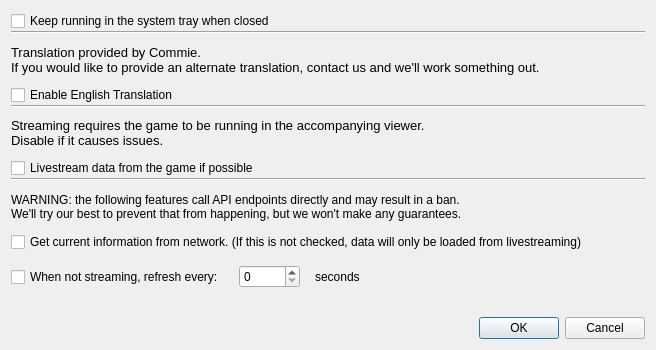
This is KCSettingsDialog.ui in KanColleTool/kct-tool as Qt 5 draws it before an edit. The edited form follows.
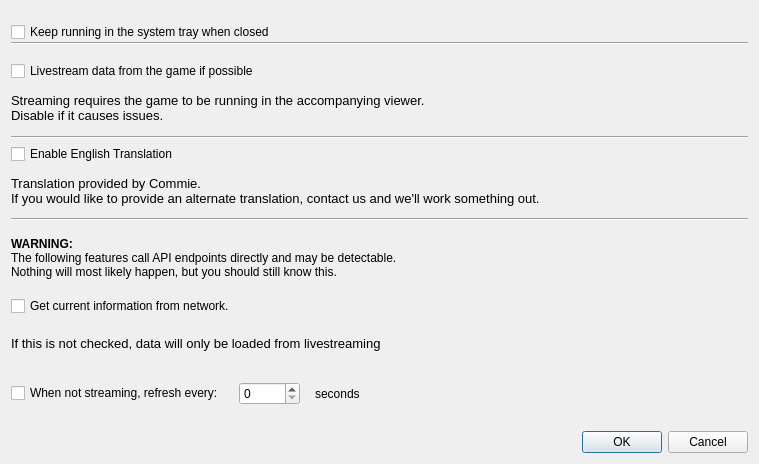
This is the edited form.

Commit message: More consistent settings UI, please

Patch:
```diff
--- a/KCSettingsDialog.ui
+++ b/KCSettingsDialog.ui
@@ -9,8 +9,8 @@
    <rect>
     <x>0</x>
     <y>0</y>
-    <width>656</width>
-    <height>350</height>
+    <width>759</width>
+    <height>464</height>
    </rect>
   </property>
   <property name="windowTitle">
@@ -54,6 +54,50 @@
           </property>
          </widget>
         </item>
+       </layout>
+      </item>
+     </layout>
+    </widget>
+   </item>
+   <item>
+    <widget class="QCheckBox" name="livestreamCheckbox">
+     <property name="text">
+      <string>Livestream data from the game if possible</string>
+     </property>
+    </widget>
+   </item>
+   <item>
+    <widget class="QLabel" name="label_2">
+     <property name="font">
+      <font>
+       <pointsize>10</pointsize>
+      </font>
+     </property>
+     <property name="text">
+      <string>Streaming requires the game to be running in the accompanying viewer.&lt;br /&gt;Disable if it causes issues.</string>
+     </property>
+     <property name="alignment">
+      <set>Qt::AlignLeading|Qt::AlignLeft|Qt::AlignVCenter</set>
+     </property>
+     <property name="wordWrap">
+      <bool>false</bool>
+     </property>
+    </widget>
+   </item>
+   <item>
+    <widget class="Line" name="line_2">
+     <property name="orientation">
+      <enum>Qt::Horizontal</enum>
+     </property>
+    </widget>
+   </item>
+   <item>
+    <widget class="QCheckBox" name="translationCheckbox">
+     <property name="text">
+      <string>Enable English Translation</string>
+     </property>
+    </widget>
+   </item>
         <item>
          <widget class="QLabel" name="label">
           <property name="font">
@@ -72,45 +116,6 @@
           </property>
          </widget>
         </item>
-        <item>
-         <widget class="QCheckBox" name="translationCheckbox">
-          <property name="text">
-           <string>Enable English Translation</string>
-          </property>
-         </widget>
-        </item>
-        <item>
-         <widget class="Line" name="line_2">
-          <property name="orientation">
-           <enum>Qt::Horizontal</enum>
-          </property>
-         </widget>
-        </item>
-        <item>
-         <widget class="QLabel" name="label_2">
-          <property name="font">
-           <font>
-            <pointsize>10</pointsize>
-           </font>
-          </property>
-          <property name="text">
-           <string>Streaming requires the game to be running in the accompanying viewer.&lt;br /&gt;Disable if it causes issues.</string>
-          </property>
-          <property name="alignment">
-           <set>Qt::AlignLeading|Qt::AlignLeft|Qt::AlignVCenter</set>
-          </property>
-          <property name="wordWrap">
-           <bool>false</bool>
-          </property>
-         </widget>
-        </item>
-        <item>
-         <widget class="QCheckBox" name="livestreamCheckbox">
-          <property name="text">
-           <string>Livestream data from the game if possible</string>
-          </property>
-         </widget>
-        </item>
         <item>
          <widget class="Line" name="line_3">
           <property name="orientation">
@@ -118,18 +123,63 @@
           </property>
          </widget>
         </item>
+   <item>
+    <spacer name="verticalSpacer">
+     <property name="orientation">
+      <enum>Qt::Vertical</enum>
+     </property>
+     <property name="sizeType">
+      <enum>QSizePolicy::Preferred</enum>
+     </property>
+     <property name="sizeHint" stdset="0">
+      <size>
+       <width>20</width>
+       <height>10</height>
+      </size>
+     </property>
+    </spacer>
+   </item>
         <item>
          <widget class="QLabel" name="label_4">
           <property name="text">
-           <string>WARNING: the following features call API endpoints directly and may result in a ban.
-We'll try our best to prevent that from happening, but we won't make any guarantees.</string>
+      <string>&lt;strong&gt;WARNING:&lt;/strong&gt;&lt;br /&gt;
+The following features call API endpoints directly and may be detectable.&lt;br /&gt;
+Nothing will most likely happen, but you should still know this.</string>
           </property>
          </widget>
         </item>
+   <item>
+    <spacer name="verticalSpacer_3">
+     <property name="orientation">
+      <enum>Qt::Vertical</enum>
+     </property>
+     <property name="sizeType">
+      <enum>QSizePolicy::Preferred</enum>
+     </property>
+     <property name="sizeHint" stdset="0">
+      <size>
+       <width>20</width>
+       <height>10</height>
+      </size>
+     </property>
+    </spacer>
+   </item>
         <item>
          <widget class="QCheckBox" name="useNetworkCheckbox">
           <property name="text">
-           <string>Get current information from network. (If this is not checked, data will only be loaded from livestreaming)</string>
+      <string>Get current information from network.</string>
+     </property>
+    </widget>
+   </item>
+   <item>
+    <widget class="QLabel" name="label_5">
+     <property name="font">
+      <font>
+       <pointsize>10</pointsize>
+      </font>
+     </property>
+     <property name="text">
+      <string>If this is not checked, data will only be loaded from livestreaming</string>
           </property>
          </widget>
         </item>
@@ -180,11 +230,6 @@
            </layout>
           </item>
          </layout>
-        </item>
-       </layout>
-      </item>
-     </layout>
-    </widget>
    </item>
    <item>
     <spacer name="verticalSpacer_2">
```
Left out of the diff: 2 changed lines with no effect on the pictures. Lines whose indentation alone changed are shown as unchanged.
